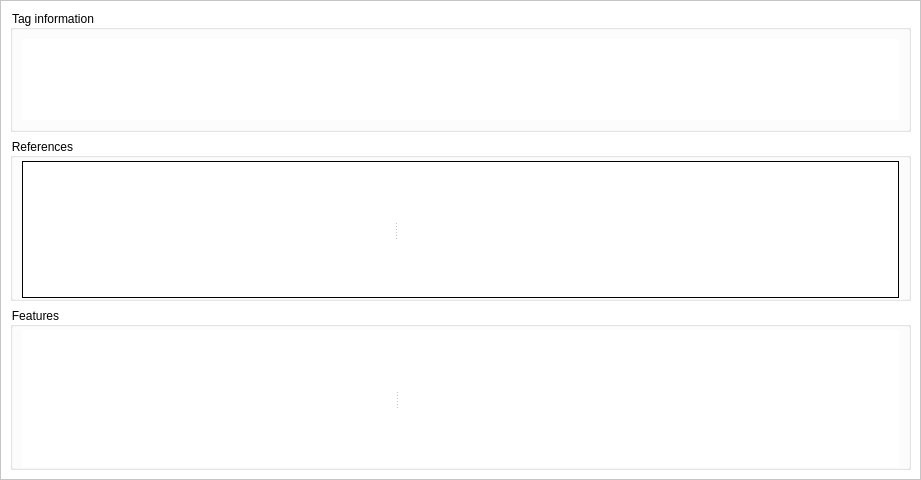
First picture: the form in TagView.ui, repository bendalab/NixView, before the edit.
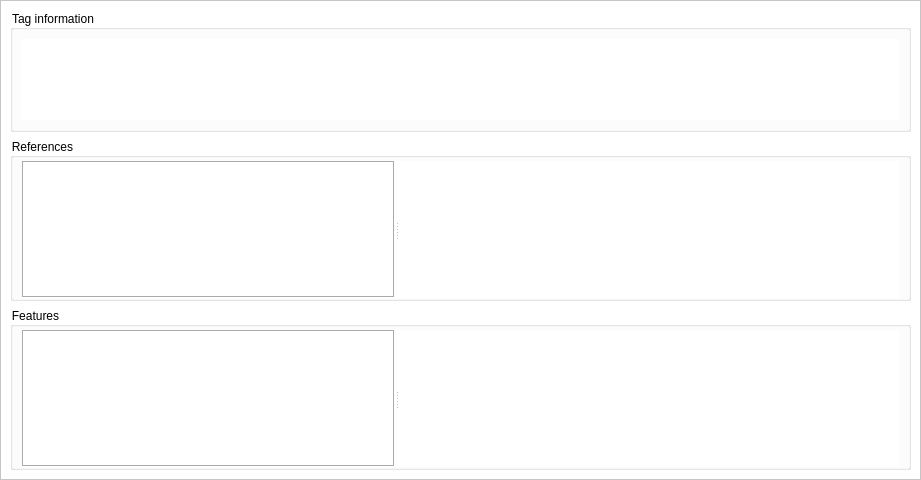
Second picture: the form after the edit.

Commit message: [TagView] extract some methods for plotting of references and features

Diff of the .ui file:
```diff
--- a/TagView.ui
+++ b/TagView.ui
@@ -115,10 +115,11 @@
          </property>
          <widget class="QListWidget" name="feature_list">
           <property name="styleSheet">
-           <string notr="true">background-color: white</string>
+           <string notr="true">background-color: white;
+border-color: rgb(206, 206, 206);</string>
           </property>
           <property name="frameShape">
-           <enum>QFrame::NoFrame</enum>
+           <enum>QFrame::Box</enum>
           </property>
          </widget>
          <widget class="QWidget" name="feature_plot" native="true">
@@ -173,7 +174,10 @@
           </sizepolicy>
          </property>
          <property name="frameShape">
-          <enum>QFrame::Box</enum>
+          <enum>QFrame::NoFrame</enum>
+         </property>
+         <property name="frameShadow">
+          <enum>QFrame::Raised</enum>
          </property>
          <property name="orientation">
           <enum>Qt::Horizontal</enum>
@@ -193,13 +197,14 @@
           </property>
           <property name="styleSheet">
            <string notr="true">background-color: white; 
+border-color: rgb(206, 206, 206);
 </string>
           </property>
           <property name="frameShape">
-           <enum>QFrame::HLine</enum>
+           <enum>QFrame::Box</enum>
           </property>
           <property name="lineWidth">
-           <number>0</number>
+           <number>1</number>
           </property>
          </widget>
          <widget class="QWidget" name="reference_plot" native="true">
@@ -215,7 +220,23 @@
             <height>0</height>
            </size>
           </property>
-          <layout class="QHBoxLayout" name="horizontalLayout_5"/>
+          <property name="styleSheet">
+           <string notr="true">border-color:black;</string>
+          </property>
+          <layout class="QHBoxLayout" name="horizontalLayout_5">
+           <property name="leftMargin">
+            <number>0</number>
+           </property>
+           <property name="topMargin">
+            <number>0</number>
+           </property>
+           <property name="rightMargin">
+            <number>0</number>
+           </property>
+           <property name="bottomMargin">
+            <number>0</number>
+           </property>
+          </layout>
          </widget>
         </widget>
        </item>
```
Left out of the diff: 15 changed lines with no effect on the pictures. The commit also changes 2 other files.
